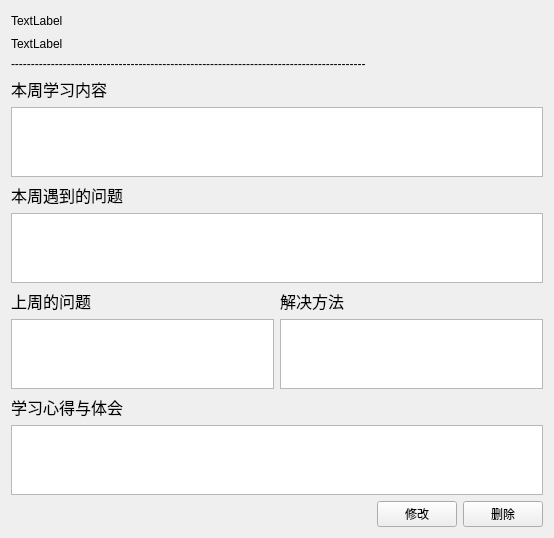
hhyvs111/FileManagement, file FileManagement/ReportDetail.ui: the form before one commit.
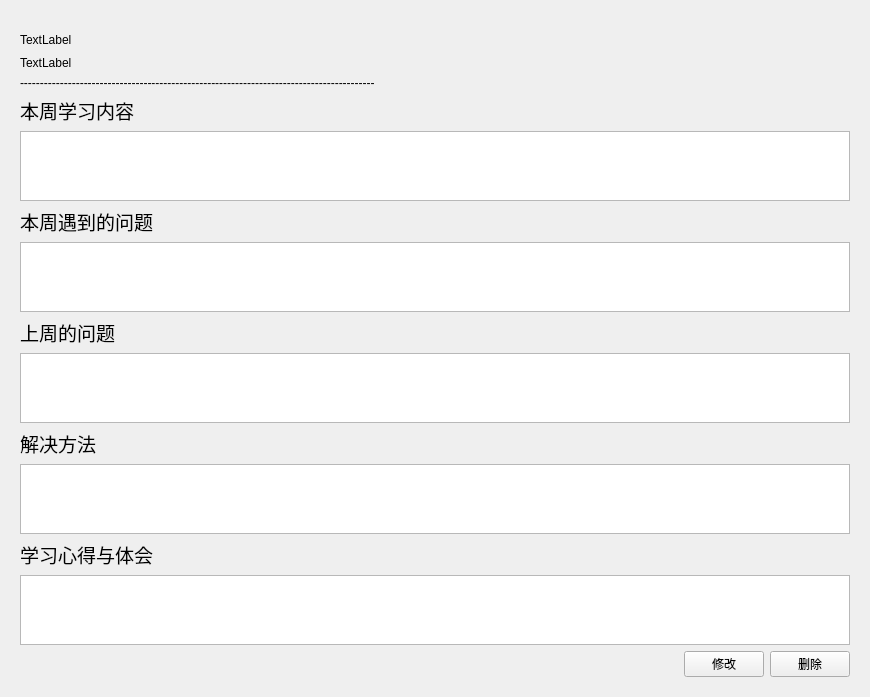
The form after the commit.

Patch:
```diff
--- a/FileManagement/ReportDetail.ui
+++ b/FileManagement/ReportDetail.ui
@@ -6,14 +6,42 @@
    <rect>
     <x>0</x>
     <y>0</y>
-    <width>554</width>
-    <height>521</height>
+    <width>870</width>
+    <height>657</height>
    </rect>
   </property>
   <property name="windowTitle">
    <string>Form</string>
   </property>
   <layout class="QVBoxLayout" name="verticalLayout_3">
+   <property name="leftMargin">
+    <number>20</number>
+   </property>
+   <property name="topMargin">
+    <number>20</number>
+   </property>
+   <property name="rightMargin">
+    <number>20</number>
+   </property>
+   <property name="bottomMargin">
+    <number>20</number>
+   </property>
+   <item>
+    <spacer name="verticalSpacer">
+     <property name="orientation">
+      <enum>Qt::Vertical</enum>
+     </property>
+     <property name="sizeType">
+      <enum>QSizePolicy::Fixed</enum>
+     </property>
+     <property name="sizeHint" stdset="0">
+      <size>
+       <width>20</width>
+       <height>10</height>
+      </size>
+     </property>
+    </spacer>
+   </item>
    <item>
     <layout class="QHBoxLayout" name="horizontalLayout_3">
      <item>
@@ -65,7 +93,7 @@
      <item>
       <widget class="QLabel" name="LMain">
        <property name="text">
-        <string>&lt;html&gt;&lt;head/&gt;&lt;body&gt;&lt;p&gt;&lt;span style=&quot; font-size:12pt;&quot;&gt;本周学习内容&lt;/span&gt;&lt;/p&gt;&lt;/body&gt;&lt;/html&gt;</string>
+        <string>&lt;html&gt;&lt;head/&gt;&lt;body&gt;&lt;p&gt;&lt;span style=&quot; font-size:14pt;&quot;&gt;本周学习内容&lt;/span&gt;&lt;/p&gt;&lt;/body&gt;&lt;/html&gt;</string>
        </property>
       </widget>
      </item>
@@ -79,7 +107,7 @@
      <item row="0" column="0">
       <widget class="QLabel" name="LQuestionForSolve">
        <property name="text">
-        <string>&lt;html&gt;&lt;head/&gt;&lt;body&gt;&lt;p&gt;&lt;span style=&quot; font-size:12pt;&quot;&gt;本周遇到的问题&lt;/span&gt;&lt;/p&gt;&lt;/body&gt;&lt;/html&gt;</string>
+        <string>&lt;html&gt;&lt;head/&gt;&lt;body&gt;&lt;p&gt;&lt;span style=&quot; font-size:14pt;&quot;&gt;本周遇到的问题&lt;/span&gt;&lt;/p&gt;&lt;/body&gt;&lt;/html&gt;</string>
        </property>
       </widget>
      </item>
@@ -90,20 +118,10 @@
    </item>
    <item>
     <layout class="QGridLayout" name="gridLayout_2">
-     <item row="1" column="1">
-      <widget class="QPlainTextEdit" name="reportQuestionHasSolved"/>
-     </item>
-     <item row="0" column="1">
-      <widget class="QLabel" name="LQuestionForSolved">
-       <property name="text">
-        <string>&lt;html&gt;&lt;head/&gt;&lt;body&gt;&lt;p&gt;&lt;span style=&quot; font-size:12pt;&quot;&gt;解决方法&lt;/span&gt;&lt;/p&gt;&lt;/body&gt;&lt;/html&gt;</string>
-       </property>
-      </widget>
-     </item>
      <item row="0" column="0">
       <widget class="QLabel" name="LQuestionFromLastWeek">
        <property name="text">
-        <string>&lt;html&gt;&lt;head/&gt;&lt;body&gt;&lt;p&gt;&lt;span style=&quot; font-size:12pt;&quot;&gt;上周的问题&lt;/span&gt;&lt;/p&gt;&lt;/body&gt;&lt;/html&gt;</string>
+        <string>&lt;html&gt;&lt;head/&gt;&lt;body&gt;&lt;p&gt;&lt;span style=&quot; font-size:14pt;&quot;&gt;上周的问题&lt;/span&gt;&lt;/p&gt;&lt;/body&gt;&lt;/html&gt;</string>
        </property>
       </widget>
      </item>
@@ -112,12 +130,26 @@
      </item>
     </layout>
    </item>
+   <item>
+    <layout class="QGridLayout" name="gridLayout_3">
+     <item row="0" column="0">
+      <widget class="QLabel" name="LQuestionForSolved">
+       <property name="text">
+        <string>&lt;html&gt;&lt;head/&gt;&lt;body&gt;&lt;p&gt;&lt;span style=&quot; font-size:14pt;&quot;&gt;解决方法&lt;/span&gt;&lt;/p&gt;&lt;/body&gt;&lt;/html&gt;</string>
+       </property>
+      </widget>
+     </item>
+     <item row="1" column="0">
+      <widget class="QPlainTextEdit" name="reportQuestionHasSolved"/>
+     </item>
+    </layout>
+   </item>
    <item>
     <layout class="QVBoxLayout" name="verticalLayout_2">
      <item>
       <widget class="QLabel" name="LYourGet">
        <property name="text">
-        <string>&lt;html&gt;&lt;head/&gt;&lt;body&gt;&lt;p&gt;&lt;span style=&quot; font-size:12pt;&quot;&gt;学习心得与体会&lt;/span&gt;&lt;/p&gt;&lt;/body&gt;&lt;/html&gt;</string>
+        <string>&lt;html&gt;&lt;head/&gt;&lt;body&gt;&lt;p&gt;&lt;span style=&quot; font-size:14pt;&quot;&gt;学习心得与体会&lt;/span&gt;&lt;/p&gt;&lt;/body&gt;&lt;/html&gt;</string>
        </property>
       </widget>
      </item>
```
